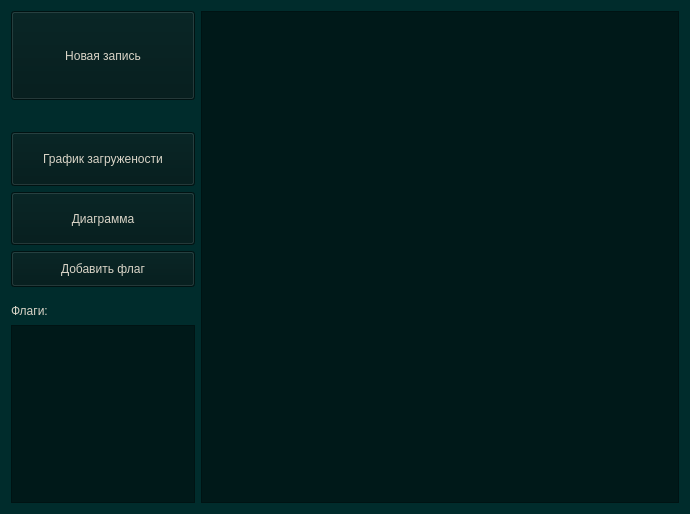
Old version of the form UI/ui_category.ui in the repository i3Cheese/Your-Diary.
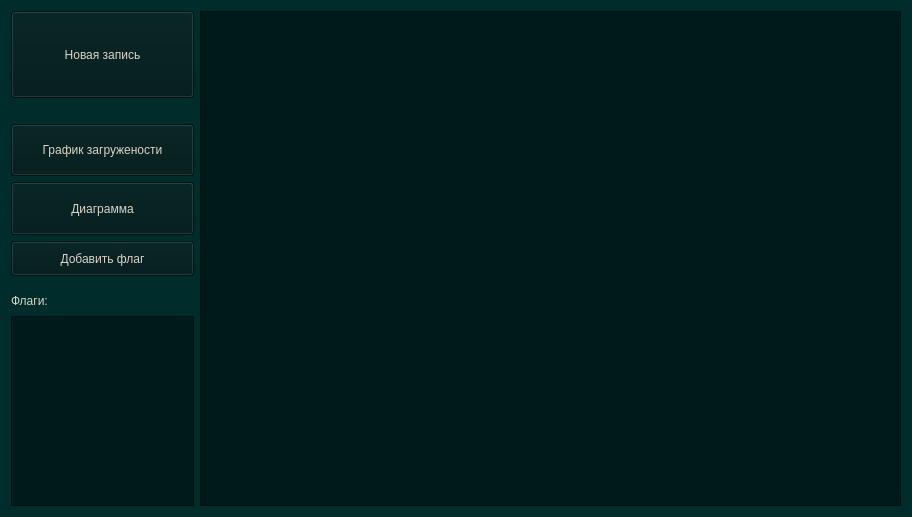
New version of the form.

Diff of the .ui file:
```diff
--- a/UI/ui_category.ui
+++ b/UI/ui_category.ui
@@ -6,8 +6,8 @@
    <rect>
     <x>0</x>
     <y>0</y>
-    <width>690</width>
-    <height>514</height>
+    <width>912</width>
+    <height>517</height>
    </rect>
   </property>
   <property name="windowTitle">
@@ -22,17 +22,29 @@
 
 font: 11.5pt &quot;MS Shell Dlg 2&quot;;</string>
   </property>
-  <layout class="QHBoxLayout" name="horizontalLayout" stretch="5,13">
+  <layout class="QHBoxLayout" name="horizontalLayout" stretch="0,0">
    <item>
-    <layout class="QVBoxLayout" name="verticalLayout" stretch="10,3,6,6,4,1,2,20">
+    <layout class="QVBoxLayout" name="verticalLayout" stretch="0,0,0,0,0,0,0,0">
      <item>
       <widget class="QPushButton" name="pbNew">
        <property name="sizePolicy">
-        <sizepolicy hsizetype="Minimum" vsizetype="Expanding">
+        <sizepolicy hsizetype="Maximum" vsizetype="Expanding">
          <horstretch>0</horstretch>
          <verstretch>0</verstretch>
         </sizepolicy>
        </property>
+       <property name="minimumSize">
+        <size>
+         <width>183</width>
+         <height>87</height>
+        </size>
+       </property>
+       <property name="maximumSize">
+        <size>
+         <width>183</width>
+         <height>87</height>
+        </size>
+       </property>
        <property name="styleSheet">
         <string notr="true">background-color: rgb(0, 25, 25);</string>
        </property>
@@ -49,6 +61,9 @@
        <property name="orientation">
         <enum>Qt::Vertical</enum>
        </property>
+       <property name="sizeType">
+        <enum>QSizePolicy::Fixed</enum>
+       </property>
        <property name="sizeHint" stdset="0">
         <size>
          <width>20</width>
@@ -60,11 +75,23 @@
      <item>
       <widget class="QPushButton" name="pbLoadShedule">
        <property name="sizePolicy">
-        <sizepolicy hsizetype="Minimum" vsizetype="Expanding">
+        <sizepolicy hsizetype="Maximum" vsizetype="Expanding">
          <horstretch>0</horstretch>
          <verstretch>0</verstretch>
         </sizepolicy>
        </property>
+       <property name="minimumSize">
+        <size>
+         <width>183</width>
+         <height>52</height>
+        </size>
+       </property>
+       <property name="maximumSize">
+        <size>
+         <width>183</width>
+         <height>52</height>
+        </size>
+       </property>
        <property name="styleSheet">
         <string notr="true">background-color: rgb(0, 25, 25);</string>
        </property>
@@ -81,6 +108,18 @@
          <verstretch>0</verstretch>
         </sizepolicy>
        </property>
+       <property name="minimumSize">
+        <size>
+         <width>183</width>
+         <height>53</height>
+        </size>
+       </property>
+       <property name="maximumSize">
+        <size>
+         <width>183</width>
+         <height>53</height>
+        </size>
+       </property>
        <property name="styleSheet">
         <string notr="true">background-color: rgb(0, 25, 25);</string>
        </property>
@@ -97,6 +136,18 @@
          <verstretch>0</verstretch>
         </sizepolicy>
        </property>
+       <property name="minimumSize">
+        <size>
+         <width>183</width>
+         <height>35</height>
+        </size>
+       </property>
+       <property name="maximumSize">
+        <size>
+         <width>183</width>
+         <height>35</height>
+        </size>
+       </property>
        <property name="styleSheet">
         <string notr="true">background-color: rgb(0, 25, 25);</string>
        </property>
@@ -110,6 +161,9 @@
        <property name="orientation">
         <enum>Qt::Vertical</enum>
        </property>
+       <property name="sizeType">
+        <enum>QSizePolicy::Fixed</enum>
+       </property>
        <property name="sizeHint" stdset="0">
         <size>
          <width>20</width>
@@ -120,6 +174,18 @@
      </item>
      <item>
       <widget class="QLabel" name="label">
+       <property name="minimumSize">
+        <size>
+         <width>183</width>
+         <height>18</height>
+        </size>
+       </property>
+       <property name="maximumSize">
+        <size>
+         <width>183</width>
+         <height>18</height>
+        </size>
+       </property>
        <property name="styleSheet">
         <string notr="true"/>
        </property>
@@ -129,17 +195,17 @@
       </widget>
      </item>
      <item>
-      <widget class="QListView" name="listView">
+      <widget class="QListWidget" name="listWidget">
        <property name="sizePolicy">
-        <sizepolicy hsizetype="Preferred" vsizetype="Preferred">
-         <horstretch>10</horstretch>
+        <sizepolicy hsizetype="Maximum" vsizetype="Expanding">
+         <horstretch>0</horstretch>
          <verstretch>0</verstretch>
         </sizepolicy>
        </property>
-       <property name="sizeIncrement">
+       <property name="maximumSize">
         <size>
-         <width>0</width>
-         <height>0</height>
+         <width>183</width>
+         <height>16777215</height>
         </size>
        </property>
        <property name="styleSheet">
```
